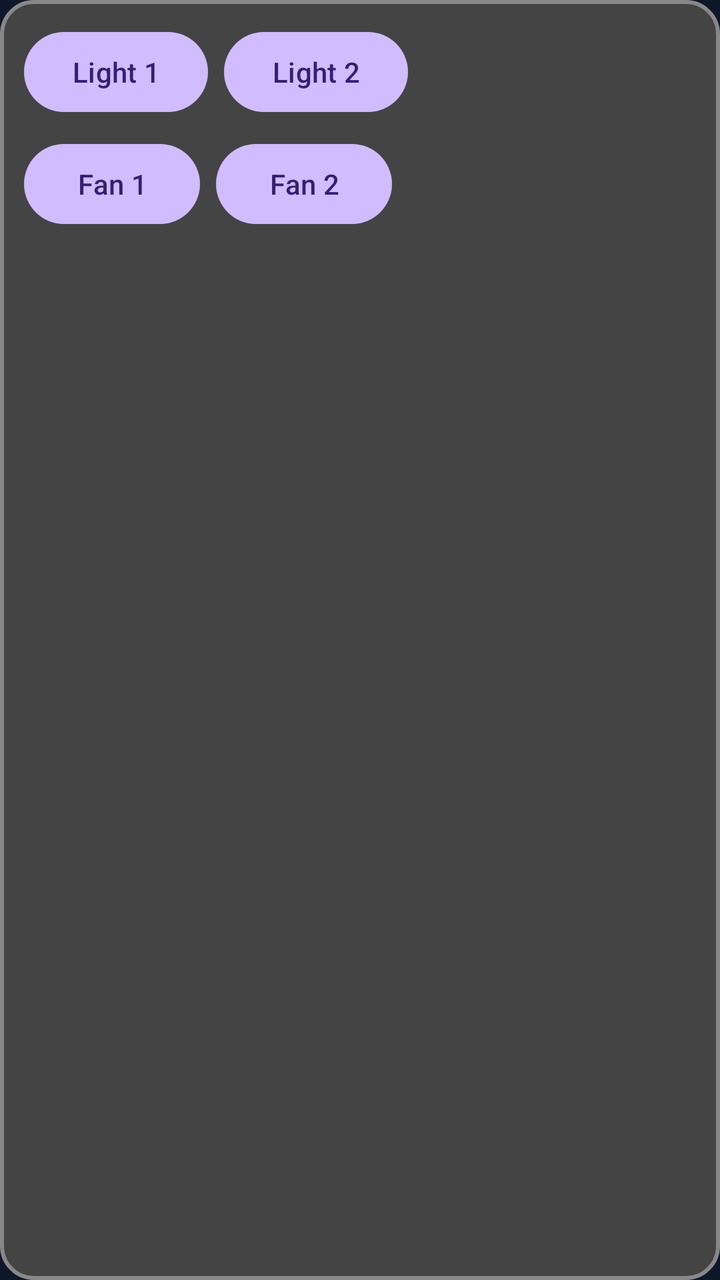
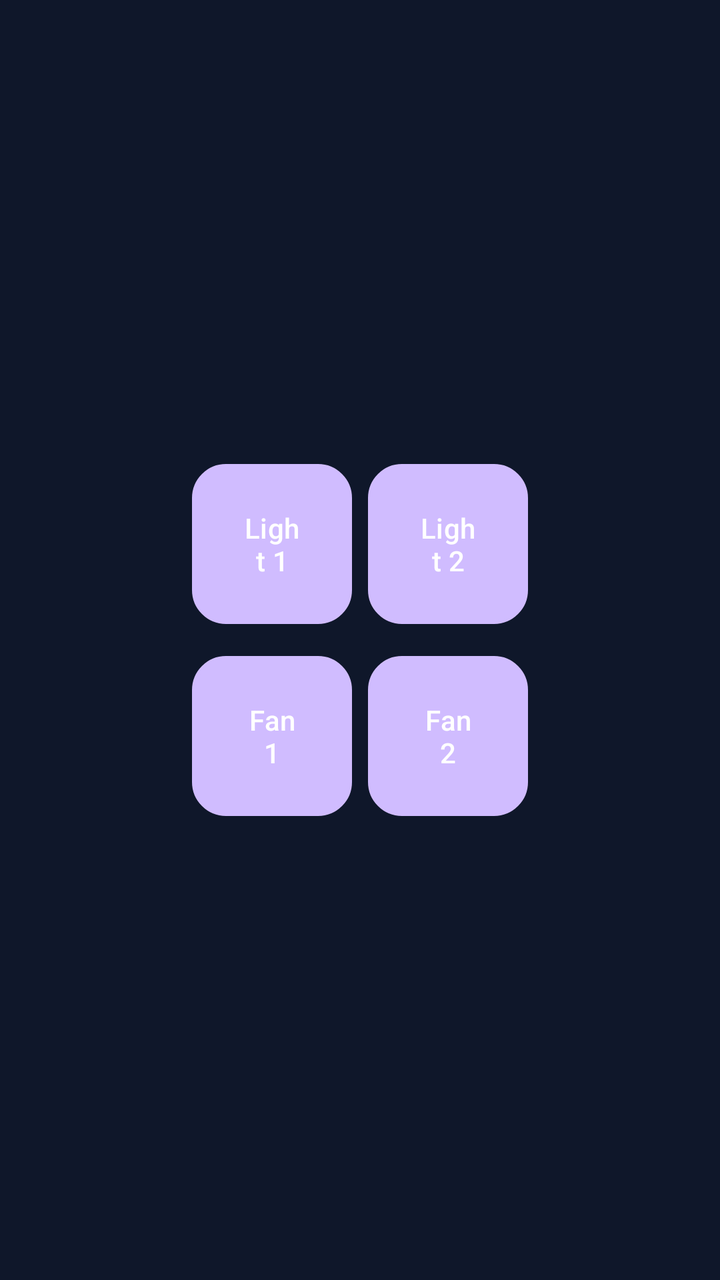

An Android layout rendered at two revisions. The XML below is the earlier revision; the diff shows what the commit changed to produce the second picture.
<!-- AndroidManifest.xml: application theme Theme.RanjanaSmartHome -->
<!-- res/layout/widget_control.xml -->
<?xml version="1.0" encoding="utf-8"?>
<LinearLayout xmlns:android="http://schemas.android.com/apk/res/android"
    android:orientation="vertical"
    android:background="@drawable/widget_bg"
    android:padding="12dp"
    android:layout_width="wrap_content"
    android:layout_height="wrap_content">

    
    <LinearLayout
        android:orientation="horizontal"
        android:layout_width="wrap_content"
        android:layout_height="wrap_content"
        android:gravity="center">

        <Button
            android:id="@+id/btnLight1"
            android:layout_width="wrap_content"
            android:layout_height="wrap_content"
            android:text="Light 1" />

        <Button
            android:id="@+id/btnLight2"
            android:layout_width="wrap_content"
            android:layout_height="wrap_content"
            android:text="Light 2"
            android:layout_marginStart="8dp"/>
    </LinearLayout>

    
    <LinearLayout
        android:orientation="horizontal"
        android:layout_width="wrap_content"
        android:layout_height="wrap_content"
        android:gravity="center"
        android:layout_marginTop="8dp">

        <Button
            android:id="@+id/btnFan1"
            android:layout_width="wrap_content"
            android:layout_height="wrap_content"
            android:text="Fan 1" />

        <Button
            android:id="@+id/btnFan2"
            android:layout_width="wrap_content"
            android:layout_height="wrap_content"
            android:text="Fan 2"
            android:layout_marginStart="8dp"/>
    </LinearLayout>
</LinearLayout>
<!-- resources referenced by this layout -->
<resources>
  <!-- drawable widget_bg (drawable) -->
  <?xml version="1.0" encoding="utf-8"?>
  <selector xmlns:android="http://schemas.android.com/apk/res/android">
  
      
      <item android:state_pressed="true">
          <shape android:shape="rectangle">
              <gradient
                  android:startColor="#FFD700"
                  android:endColor="#FFA500"
                  android:angle="45"/>
              <corners android:radius="16dp"/>
              <stroke android:width="2dp" android:color="#FF8C00"/>
          </shape>
      </item>
  
      
      <item>
          <shape android:shape="rectangle">
              <solid android:color="#444444"/>
              <corners android:radius="16dp"/>
              <stroke android:width="2dp" android:color="#888888"/>
          </shape>
      </item>
  
  </selector>
  <style name="Theme.RanjanaSmartHome" parent="Theme.Material3.Dark.NoActionBar">
  
          <item name="android:windowBackground">
              @color/background
          </item>
  
      </style>
  <color name="background">
          #0F172A
      </color>
</resources>

<!-- the commit's change to res/layout/widget_control.xml (unified diff, before → after) -->
@@ -1,51 +1,74 @@
 <?xml version="1.0" encoding="utf-8"?>
 <LinearLayout xmlns:android="http://schemas.android.com/apk/res/android"
+    android:id="@+id/widget_root"
+    android:layout_width="wrap_content"
+    android:layout_height="wrap_content"
     android:orientation="vertical"
-    android:background="@drawable/widget_bg"
-    android:padding="12dp"
-    android:layout_width="wrap_content"
-    android:layout_height="wrap_content">
+    android:background="@android:color/transparent"
+    android:padding="8dp"
+    android:gravity="center">
 
     
     <LinearLayout
-        android:orientation="horizontal"
         android:layout_width="wrap_content"
         android:layout_height="wrap_content"
-        android:gravity="center">
+        android:orientation="horizontal"
+        android:gravity="center"
+        android:layout_marginBottom="8dp"
+        android:weightSum="2">
 
         <Button
             android:id="@+id/btnLight1"
-            android:layout_width="wrap_content"
-            android:layout_height="wrap_content"
-            android:text="Light 1" />
+            android:layout_width="80dp"
+            android:layout_height="80dp"
+            android:layout_margin="4dp"
+            android:background="@drawable/widget_bg"
+            android:text="Light 1"
+            android:textColor="#FFFFFF"
+            android:textSize="14sp"
+            android:allCaps="false"/>
 
         <Button
             android:id="@+id/btnLight2"
-            android:layout_width="wrap_content"
-            android:layout_height="wrap_content"
+            android:layout_width="80dp"
+            android:layout_height="80dp"
+            android:layout_margin="4dp"
+            android:background="@drawable/widget_bg"
             android:text="Light 2"
-            android:layout_marginStart="8dp"/>
+            android:textColor="#FFFFFF"
+            android:textSize="14sp"
+            android:allCaps="false"/>
     </LinearLayout>
 
     
     <LinearLayout
-        android:orientation="horizontal"
         android:layout_width="wrap_content"
         android:layout_height="wrap_content"
+        android:orientation="horizontal"
         android:gravity="center"
-        android:layout_marginTop="8dp">
+        android:weightSum="2">
 
         <Button
             android:id="@+id/btnFan1"
-            android:layout_width="wrap_content"
-            android:layout_height="wrap_content"
-            android:text="Fan 1" />
+            android:layout_width="80dp"
+            android:layout_height="80dp"
+            android:layout_margin="4dp"
+            android:background="@drawable/widget_bg"
+            android:text="Fan 1"
+            android:textColor="#FFFFFF"
+            android:textSize="14sp"
+            android:allCaps="false"/>
 
         <Button
             android:id="@+id/btnFan2"
-            android:layout_width="wrap_content"
-            android:layout_height="wrap_content"
+            android:layout_width="80dp"
+            android:layout_height="80dp"
+            android:layout_margin="4dp"
+            android:background="@drawable/widget_bg"
             android:text="Fan 2"
-            android:layout_marginStart="8dp"/>
+            android:textColor="#FFFFFF"
+            android:textSize="14sp"
+            android:allCaps="false"/>
     </LinearLayout>
+
 </LinearLayout>
